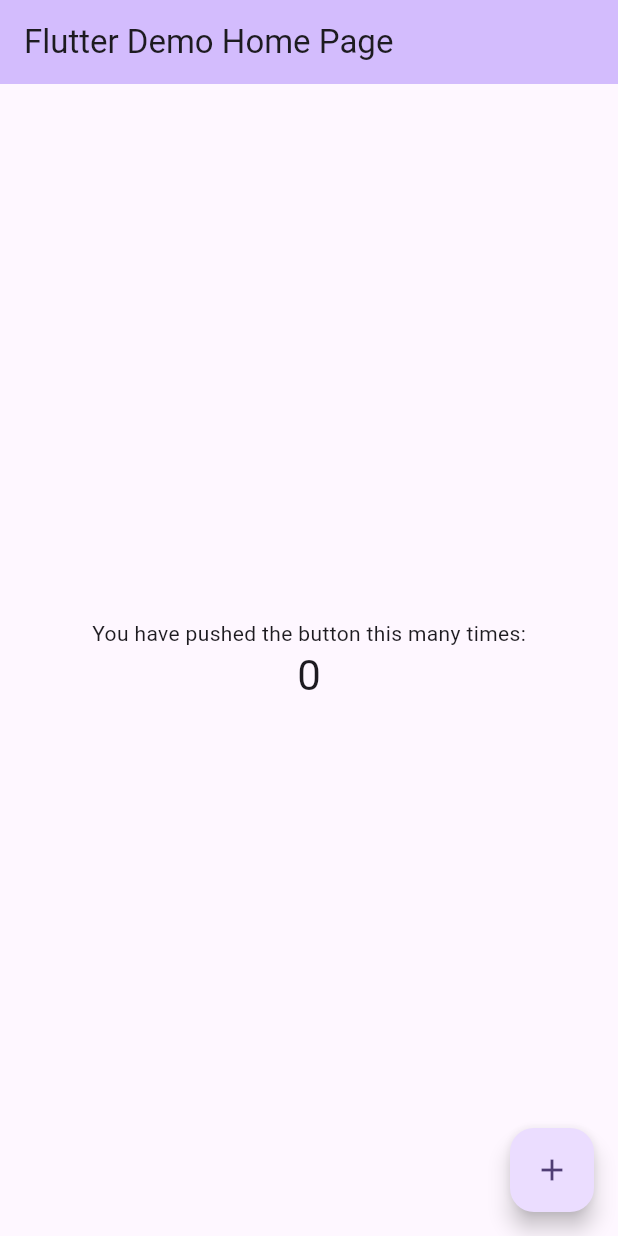
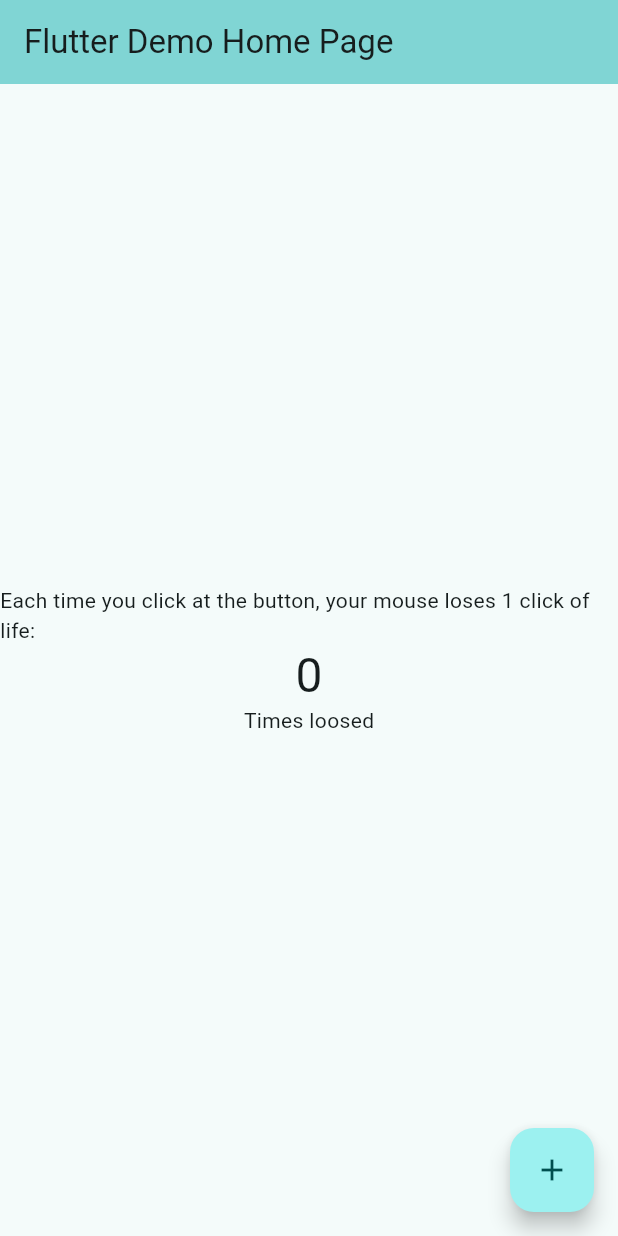
Before and after one commit to nbrlives/first-flutter-app, a Flutter app: the screen it shows after launch, on a phone screen of 412 x 824 dp. Run offline on Flutter 3.47's test engine with Material 3 defaults, Android fonts, the phone set to English and light mode, and no system bars.

```diff
--- a/lib/main.dart
+++ b/lib/main.dart
@@ -28,7 +28,7 @@ class MyApp extends StatelessWidget {
         //
         // This works for code too, not just values: Most code changes can be
         // tested with just a hot reload.
-        colorScheme: ColorScheme.fromSeed(seedColor: Colors.deepPurple),
+        colorScheme: ColorScheme.fromSeed(seedColor: Colors.cyanAccent),
       ),
       home: const MyHomePage(title: 'Flutter Demo Home Page'),
     );
@@ -104,11 +104,12 @@ class _MyHomePageState extends State<MyHomePage> {
           // wireframe for each widget.
           mainAxisAlignment: MainAxisAlignment.center,
           children: <Widget>[
-            const Text('You have pushed the button this many times:'),
+            const Text('Each time you click at the button, your mouse loses 1 click of life:'),
             Text(
               '$_counter',
-              style: Theme.of(context).textTheme.headlineMedium,
+              style: Theme.of(context).textTheme.headlineLarge,
             ),
+            const Text('Times loosed'),
           ],
         ),
       ),
```
